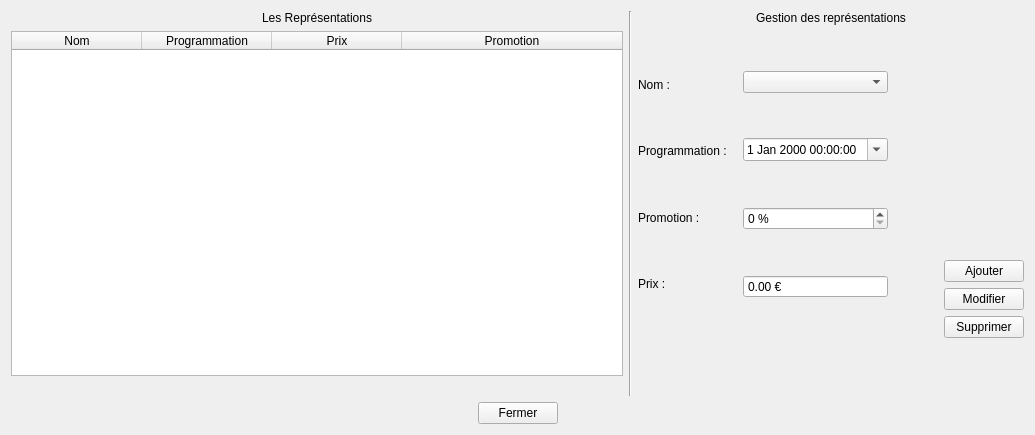
Above: gui/Gest_Rep.ui from BennyBellier/Theatre-CEDB-Project before the change. Below: the same form after it.
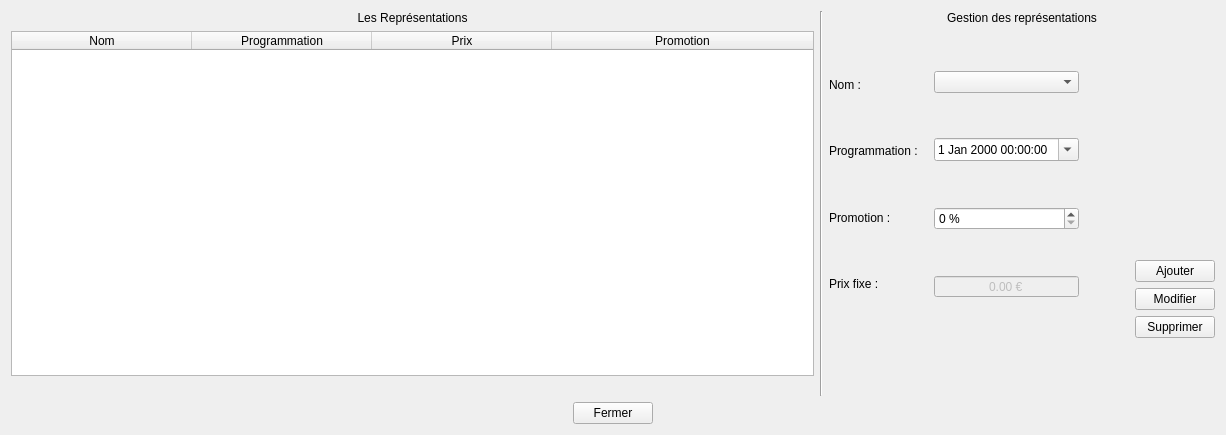
That is the form after the change.

```diff
--- a/gui/Gest_Rep.ui
+++ b/gui/Gest_Rep.ui
@@ -6,7 +6,7 @@
    <rect>
     <x>0</x>
     <y>0</y>
-    <width>1035</width>
+    <width>1226</width>
     <height>435</height>
    </rect>
   </property>
@@ -61,7 +61,7 @@
           <number>50</number>
          </attribute>
          <attribute name="horizontalHeaderDefaultSectionSize">
-          <number>130</number>
+          <number>180</number>
          </attribute>
          <attribute name="horizontalHeaderStretchLastSection">
           <bool>true</bool>
@@ -252,7 +252,7 @@
              <item>
               <widget class="QLabel" name="label_5">
                <property name="text">
-                <string>Prix :</string>
+                <string>Prix fixe :</string>
                </property>
                <property name="textFormat">
                 <enum>Qt::AutoText</enum>
@@ -381,6 +381,12 @@
              </item>
              <item>
               <widget class="QDoubleSpinBox" name="CurrentPrice">
+               <property name="enabled">
+                <bool>false</bool>
+               </property>
+               <property name="alignment">
+                <set>Qt::AlignCenter</set>
+               </property>
                <property name="readOnly">
                 <bool>true</bool>
                </property>
```
